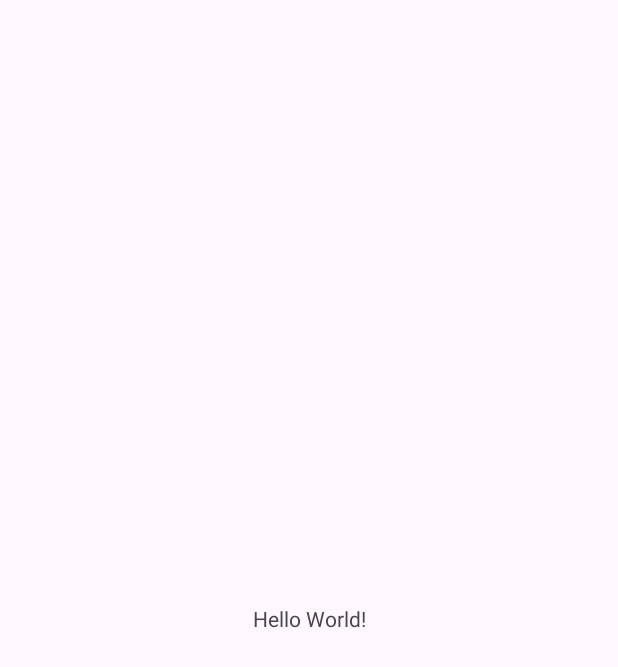
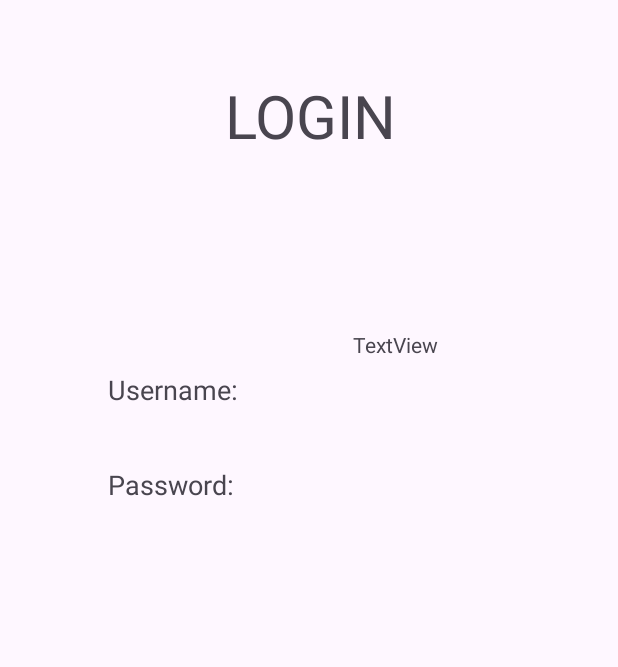
Before and after one commit to st10385722/MeetMeWhere, an Android app: the screen it shows after launch (MainActivity), on a phone screen of 412 x 824 dp. Before the commit the part shown is almost empty. Shown: the top 667 px of the screen. Run offline under Robolectric (Android 15) with nearby library versions, the phone set to English and light mode, and no system bars.

Commit message:
LOGIN Title take 3

```diff
--- a/app/src/main/res/layout/activity_main.xml
+++ b/app/src/main/res/layout/activity_main.xml
@@ -8,12 +8,57 @@
     tools:context=".MainActivity">
 
     <TextView
+        android:id="@+id/textView2"
+        android:layout_width="128dp"
+        android:layout_height="68dp"
+        android:layout_marginStart="150dp"
+        android:layout_marginTop="46dp"
+        android:layout_marginEnd="164dp"
+        android:layout_marginBottom="571dp"
+        android:text="LOGIN"
+        android:textSize="40sp"
+        app:layout_constraintBottom_toBottomOf="parent"
+        app:layout_constraintEnd_toEndOf="parent"
+        app:layout_constraintHorizontal_bias="0.0"
+        app:layout_constraintStart_toStartOf="parent"
+        app:layout_constraintTop_toTopOf="parent"
+        app:layout_constraintVertical_bias="0.028" />
+
+    <TextView
+        android:id="@+id/textViewUsername"
         android:layout_width="wrap_content"
         android:layout_height="wrap_content"
-        android:text="Hello World!"
+        android:layout_marginStart="72dp"
+        android:layout_marginBottom="50dp"
+        android:text="Username: "
+        android:textSize="18sp"
         app:layout_constraintBottom_toBottomOf="parent"
+        app:layout_constraintStart_toStartOf="parent"
+        app:layout_constraintTop_toTopOf="parent"
+        app:layout_constraintVertical_bias="0.33" />
+
+    <TextView
+        android:id="@+id/textViewPassword"
+        android:layout_width="wrap_content"
+        android:layout_height="wrap_content"
+        android:layout_marginStart="72dp"
+        android:layout_marginBottom="50dp"
+        android:text="Password: "
+        android:textSize="18sp"
+        app:layout_constraintBottom_toBottomOf="parent"
+        app:layout_constraintStart_toStartOf="parent"
+        app:layout_constraintTop_toTopOf="parent"
+        app:layout_constraintVertical_bias="0.415" />
+
+    <TextView
+        android:id="@+id/textViewUserBox"
+        android:layout_width="wrap_content"
+        android:layout_height="wrap_content"
+        android:layout_marginTop="220dp"
+        android:layout_marginEnd="120dp"
+        android:text="TextView"
         app:layout_constraintEnd_toEndOf="parent"
-        app:layout_constraintStart_toStartOf="parent"
         app:layout_constraintTop_toTopOf="parent" />
 
+
 </androidx.constraintlayout.widget.ConstraintLayout>
```
